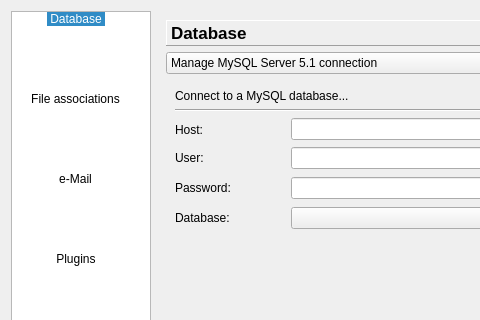
The window that trunk/libdms/ui/preference.ui (BackupTheBerlios/dms-svn) describes before a commit, drawn with Qt 5; both pictures show x 0 to 480 and y 0 to 320 of the 760 by 435 pixel window.
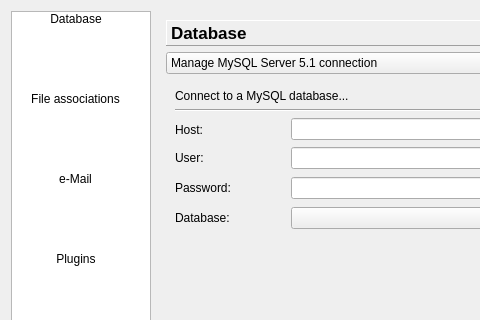
The same window after the commit. Icons and pictures are not drawn.

Commit message: * update preference widget

```diff
--- a/trunk/libdms/ui/preference.ui
+++ b/trunk/libdms/ui/preference.ui
@@ -73,7 +73,7 @@
       <enum>QListView::IconMode</enum>
      </property>
      <property name="currentRow" >
-      <number>0</number>
+      <number>-1</number>
      </property>
      <item>
       <property name="text" >
```
Left out of the diff: 2 changed lines with no effect on the pictures.
